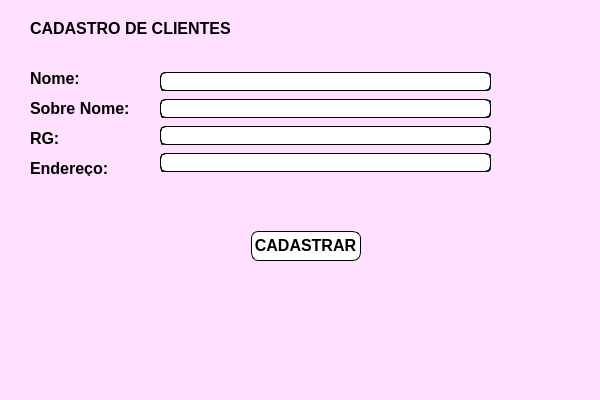
Old version of the form CadastroClientes.ui in the repository addryyano/ProjetoFinalSenac.
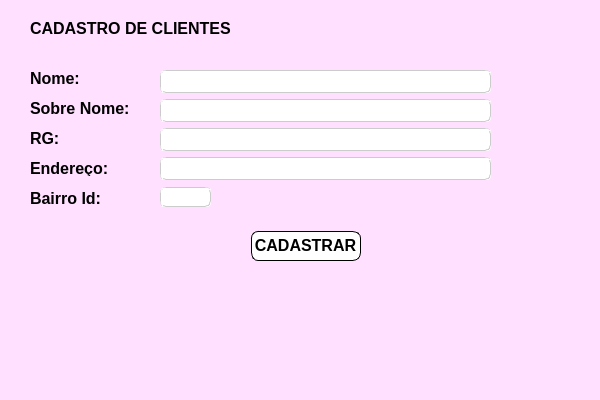
New version of the form.

Commit message: Criado Cadastro de clientes e GUI Menu Principal

```diff
--- a/CadastroClientes.ui
+++ b/CadastroClientes.ui
@@ -149,7 +149,7 @@
       <x>160</x>
       <y>70</y>
       <width>331</width>
-      <height>108</height>
+      <height>112</height>
      </rect>
     </property>
     <layout class="QVBoxLayout" name="verticalLayout">
@@ -157,14 +157,17 @@
       <widget class="QLineEdit" name="txtNomeClienteCadastro">
        <property name="font">
         <font>
-         <pointsize>10</pointsize>
+         <pointsize>12</pointsize>
+         <weight>50</weight>
+         <bold>false</bold>
         </font>
        </property>
        <property name="styleSheet">
         <string notr="true">background-color: rgb(255, 255, 255);
 border-radius: 5px;
 border-style: groove;
-border-width: 1px</string>
+border-width: 1px;
+border-color: rgb(204, 204, 204)</string>
        </property>
       </widget>
      </item>
@@ -172,14 +175,17 @@
       <widget class="QLineEdit" name="txtSobreNomeClienteCadastro">
        <property name="font">
         <font>
-         <pointsize>10</pointsize>
+         <pointsize>12</pointsize>
+         <weight>50</weight>
+         <bold>false</bold>
         </font>
        </property>
        <property name="styleSheet">
         <string notr="true">background-color: rgb(255, 255, 255);
 border-radius: 5px;
 border-style: groove;
-border-width: 1px</string>
+border-width: 1px;
+border-color: rgb(204, 204, 204)</string>
        </property>
       </widget>
      </item>
@@ -187,14 +193,15 @@
       <widget class="QLineEdit" name="txtRgCadastro">
        <property name="font">
         <font>
-         <pointsize>10</pointsize>
+         <pointsize>12</pointsize>
         </font>
        </property>
        <property name="styleSheet">
         <string notr="true">background-color: rgb(255, 255, 255);
 border-radius: 5px;
 border-style: groove;
-border-width: 1px</string>
+border-width: 1px;
+border-color: rgb(204, 204, 204)</string>
        </property>
       </widget>
      </item>
@@ -202,19 +209,62 @@
       <widget class="QLineEdit" name="txtEnderecoCadastro">
        <property name="font">
         <font>
-         <pointsize>10</pointsize>
+         <pointsize>12</pointsize>
         </font>
        </property>
        <property name="styleSheet">
         <string notr="true">background-color: rgb(255, 255, 255);
 border-radius: 5px;
 border-style: groove;
-border-width: 1px</string>
+border-width: 1px;
+border-color: rgb(204, 204, 204)</string>
        </property>
       </widget>
      </item>
     </layout>
    </widget>
+   <widget class="QLineEdit" name="txtBairroCadastro">
+    <property name="geometry">
+     <rect>
+      <x>160</x>
+      <y>187</y>
+      <width>51</width>
+      <height>20</height>
+     </rect>
+    </property>
+    <property name="font">
+     <font>
+      <pointsize>12</pointsize>
+     </font>
+    </property>
+    <property name="styleSheet">
+     <string notr="true">background-color: rgb(255, 255, 255);
+border-radius: 5px;
+border-style: groove;
+border-width: 1px;
+border-color: rgb(204, 204, 204)</string>
+    </property>
+   </widget>
+   <widget class="QLabel" name="lblEndereco_2">
+    <property name="geometry">
+     <rect>
+      <x>30</x>
+      <y>190</y>
+      <width>121</width>
+      <height>16</height>
+     </rect>
+    </property>
+    <property name="font">
+     <font>
+      <pointsize>12</pointsize>
+      <weight>75</weight>
+      <bold>true</bold>
+     </font>
+    </property>
+    <property name="text">
+     <string>Bairro Id:</string>
+    </property>
+   </widget>
   </widget>
   <widget class="QMenuBar" name="menubar">
    <property name="geometry">
```
The commit also changes 10 other files.
